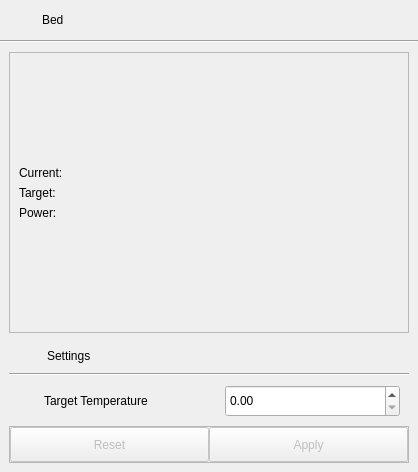
First picture: the form in pages/printer/widgets/printerbed/printerbedwidget.ui, repository DigitalArtifex/Flo, before the edit.
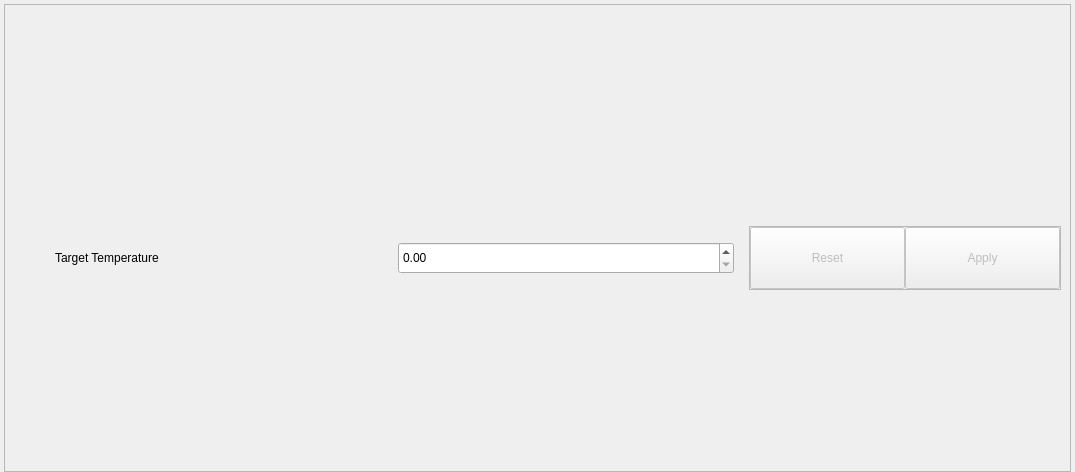
Second picture: the form after the edit.

Patch:
```diff
--- a/pages/printer/widgets/printerbed/printerbedwidget.ui
+++ b/pages/printer/widgets/printerbed/printerbedwidget.ui
@@ -6,7 +6,7 @@
    <rect>
     <x>0</x>
     <y>0</y>
-    <width>418</width>
+    <width>1075</width>
     <height>472</height>
    </rect>
   </property>
@@ -56,178 +56,351 @@
       <property name="spacing">
        <number>0</number>
       </property>
-      <item row="1" column="0">
-       <widget class="Line" name="line_9">
-        <property name="orientation">
-         <enum>Qt::Orientation::Horizontal</enum>
-        </property>
-       </widget>
-      </item>
       <item row="0" column="0">
-       <widget class="QWidget" name="titleBar" native="true">
-        <layout class="QGridLayout" name="gridLayout_9">
-         <property name="leftMargin">
-          <number>6</number>
-         </property>
-         <property name="topMargin">
-          <number>4</number>
-         </property>
-         <property name="rightMargin">
-          <number>4</number>
-         </property>
-         <property name="bottomMargin">
-          <number>4</number>
-         </property>
-         <property name="spacing">
-          <number>4</number>
-         </property>
-         <item row="0" column="0">
-          <widget class="QLabel" name="iconLabel">
-           <property name="minimumSize">
-            <size>
-             <width>32</width>
-             <height>32</height>
-            </size>
-           </property>
-           <property name="maximumSize">
-            <size>
-             <width>32</width>
-             <height>32</height>
-            </size>
-           </property>
-           <property name="text">
-            <string/>
-           </property>
-          </widget>
-         </item>
-         <item row="0" column="1">
-          <widget class="QLabel" name="label_10">
-           <property name="text">
-            <string>Bed</string>
-           </property>
-          </widget>
-         </item>
-        </layout>
-       </widget>
-      </item>
-      <item row="2" column="0">
        <widget class="QWidget" name="contentWidget" native="true">
         <layout class="QGridLayout" name="contentLayout">
+         <property name="leftMargin">
+          <number>0</number>
+         </property>
+         <property name="topMargin">
+          <number>0</number>
+         </property>
+         <property name="rightMargin">
+          <number>0</number>
+         </property>
          <property name="bottomMargin">
-          <number>9</number>
+          <number>0</number>
          </property>
-         <item row="1" column="0">
-          <widget class="QFrame" name="bedSettingsWidget">
+         <property name="spacing">
+          <number>0</number>
+         </property>
+         <item row="0" column="0" rowspan="4">
+          <widget class="QWidget" name="widget" native="true">
            <property name="sizePolicy">
-            <sizepolicy hsizetype="Expanding" vsizetype="Preferred">
+            <sizepolicy hsizetype="Preferred" vsizetype="Preferred">
              <horstretch>0</horstretch>
              <verstretch>0</verstretch>
             </sizepolicy>
            </property>
            <property name="minimumSize">
             <size>
-             <width>400</width>
+             <width>0</width>
              <height>0</height>
             </size>
            </property>
            <property name="maximumSize">
             <size>
-             <width>400</width>
+             <width>16777215</width>
              <height>16777215</height>
             </size>
            </property>
-           <layout class="QGridLayout" name="gridLayout_15">
+           <layout class="QGridLayout" name="gridLayout_2">
             <property name="leftMargin">
-             <number>0</number>
+             <number>4</number>
             </property>
             <property name="topMargin">
-             <number>0</number>
+             <number>4</number>
             </property>
             <property name="rightMargin">
-             <number>0</number>
+             <number>4</number>
             </property>
             <property name="bottomMargin">
              <number>0</number>
             </property>
             <property name="spacing">
+             <number>4</number>
+            </property>
+            <item row="0" column="0">
+             <layout class="QVBoxLayout" name="verticalLayout">
+              <property name="bottomMargin">
              <number>0</number>
             </property>
-            <item row="17" column="0" colspan="6">
-             <widget class="QFrame" name="footerFrame">
+              <item>
+               <widget class="QFrame" name="bedInfoWidget">
+                <property name="sizePolicy">
+                 <sizepolicy hsizetype="Minimum" vsizetype="Preferred">
+                  <horstretch>0</horstretch>
+                  <verstretch>0</verstretch>
+                 </sizepolicy>
+                </property>
+                <property name="minimumSize">
+                 <size>
+                  <width>0</width>
+                  <height>0</height>
+                 </size>
+                </property>
+                <property name="maximumSize">
+                 <size>
+                  <width>16777215</width>
+                  <height>16777215</height>
+                 </size>
+                </property>
+                <property name="baseSize">
+                 <size>
+                  <width>0</width>
+                  <height>0</height>
+                 </size>
+                </property>
               <property name="frameShape">
                <enum>QFrame::Shape::StyledPanel</enum>
               </property>
               <property name="frameShadow">
                <enum>QFrame::Shadow::Raised</enum>
               </property>
-              <layout class="QHBoxLayout" name="horizontalLayout">
-               <property name="spacing">
-                <number>0</number>
-               </property>
+                <layout class="QGridLayout" name="gridLayout_4">
                <property name="leftMargin">
-                <number>0</number>
+                  <number>9</number>
                </property>
                <property name="topMargin">
-                <number>0</number>
+                  <number>9</number>
                </property>
                <property name="rightMargin">
-                <number>0</number>
+                  <number>9</number>
                </property>
                <property name="bottomMargin">
-                <number>0</number>
-               </property>
-               <item>
-                <widget class="QPushButton" name="resetButton">
-                 <property name="enabled">
-                  <bool>false</bool>
+                  <number>9</number>
+                 </property>
+                 <item row="0" column="3" rowspan="3">
+                  <widget class="QWidget" name="buttonWidget" native="true">
+                   <property name="sizePolicy">
+                    <sizepolicy hsizetype="Minimum" vsizetype="Expanding">
+                     <horstretch>0</horstretch>
+                     <verstretch>0</verstretch>
+                    </sizepolicy>
                  </property>
                  <property name="minimumSize">
                   <size>
-                   <width>150</width>
-                   <height>35</height>
+                     <width>312</width>
+                     <height>0</height>
                   </size>
                  </property>
                  <property name="maximumSize">
                   <size>
-                   <width>16777215</width>
-                   <height>35</height>
-                  </size>
-                 </property>
-                 <property name="text">
-                  <string>Reset</string>
-                 </property>
-                </widget>
-               </item>
-               <item>
-                <widget class="QPushButton" name="applyButton">
-                 <property name="enabled">
-                  <bool>false</bool>
-                 </property>
-                 <property name="minimumSize">
-                  <size>
-                   <width>150</width>
-                   <height>35</height>
-                  </size>
-                 </property>
-                 <property name="maximumSize">
-                  <size>
-                   <width>16777215</width>
-                   <height>35</height>
-                  </size>
-                 </property>
-                 <property name="text">
-                  <string>Apply</string>
-                 </property>
-                </widget>
-               </item>
+                     <width>312</width>
+                     <height>16777215</height>
+                    </size>
+                   </property>
+                   <layout class="QGridLayout" name="gridLayout_3">
+                    <property name="leftMargin">
+                     <number>0</number>
+                    </property>
+                    <property name="topMargin">
+                     <number>0</number>
+                    </property>
+                    <property name="rightMargin">
+                     <number>0</number>
+                    </property>
+                    <property name="bottomMargin">
+                     <number>0</number>
+                    </property>
               </layout>
              </widget>
             </item>
-            <item row="16" column="0" colspan="6">
-             <widget class="QWidget" name="widget_5" native="true">
-              <layout class="QGridLayout" name="gridLayout_11">
+                 <item row="0" column="2" rowspan="3">
+                  <widget class="QWidget" name="widget_3" native="true">
+                   <property name="sizePolicy">
+                    <sizepolicy hsizetype="Preferred" vsizetype="Expanding">
+                     <horstretch>0</horstretch>
+                     <verstretch>0</verstretch>
+                    </sizepolicy>
+                   </property>
+                   <layout class="QGridLayout" name="gridLayout_5">
+                    <property name="leftMargin">
+                     <number>0</number>
+                    </property>
+                    <property name="topMargin">
+                     <number>0</number>
+                    </property>
+                    <property name="rightMargin">
+                     <number>0</number>
+                    </property>
+                    <property name="bottomMargin">
+                     <number>0</number>
+                    </property>
                <item row="1" column="0">
+                     <widget class="QWidget" name="healthWidget" native="true">
+                      <property name="minimumSize">
+                       <size>
+                        <width>100</width>
+                        <height>100</height>
+                       </size>
+                      </property>
+                      <property name="maximumSize">
+                       <size>
+                        <width>100</width>
+                        <height>100</height>
+                       </size>
+                      </property>
+                      <layout class="QGridLayout" name="gridLayout_9">
+                       <property name="leftMargin">
+                        <number>4</number>
+                       </property>
+                       <property name="topMargin">
+                        <number>4</number>
+                       </property>
+                       <property name="rightMargin">
+                        <number>4</number>
+                       </property>
+                       <property name="bottomMargin">
+                        <number>4</number>
+                       </property>
+                      </layout>
+                     </widget>
+                    </item>
+                    <item row="0" column="0">
+                     <widget class="QWidget" name="powerWidget" native="true">
+                      <property name="minimumSize">
+                       <size>
+                        <width>100</width>
+                        <height>100</height>
+                       </size>
+                      </property>
+                      <property name="maximumSize">
+                       <size>
+                        <width>100</width>
+                        <height>100</height>
+                       </size>
+                      </property>
+                      <layout class="QGridLayout" name="gridLayout_7">
+                       <property name="leftMargin">
+                        <number>4</number>
+                       </property>
+                       <property name="topMargin">
+                        <number>4</number>
+                       </property>
+                       <property name="rightMargin">
+                        <number>4</number>
+                       </property>
+                       <property name="bottomMargin">
+                        <number>4</number>
+                       </property>
+                       <item row="0" column="0">
+                        <layout class="QVBoxLayout" name="powerLayout"/>
+                       </item>
+                      </layout>
+                     </widget>
+                    </item>
+                    <item row="0" column="2" rowspan="2">
+                     <widget class="QWidget" name="infoWidget" native="true">
+                      <property name="sizePolicy">
+                       <sizepolicy hsizetype="Expanding" vsizetype="Preferred">
+                        <horstretch>0</horstretch>
+                        <verstretch>0</verstretch>
+                       </sizepolicy>
+                      </property>
+                      <layout class="QGridLayout" name="gridLayout">
+                       <property name="leftMargin">
+                        <number>0</number>
+                       </property>
+                       <property name="topMargin">
+                        <number>0</number>
+                       </property>
+                       <property name="rightMargin">
+                        <number>0</number>
+                       </property>
+                       <property name="bottomMargin">
+                        <number>0</number>
+                       </property>
+                       <property name="spacing">
+                        <number>0</number>
+                       </property>
+                      </layout>
+                     </widget>
+                    </item>
+                   </layout>
+                  </widget>
+                 </item>
+                 <item row="0" column="1" rowspan="3">
+                  <widget class="QWidget" name="widget_6" native="true">
+                   <property name="sizePolicy">
+                    <sizepolicy hsizetype="Preferred" vsizetype="Expanding">
+                     <horstretch>0</horstretch>
+                     <verstretch>0</verstretch>
+                    </sizepolicy>
+                   </property>
+                   <property name="minimumSize">
+                    <size>
+                     <width>200</width>
+                     <height>200</height>
+                    </size>
+                   </property>
+                   <layout class="QGridLayout" name="gridLayout_8">
+                    <property name="leftMargin">
+                     <number>0</number>
+                    </property>
+                    <property name="topMargin">
+                     <number>0</number>
+                    </property>
+                    <property name="rightMargin">
+                     <number>0</number>
+                    </property>
+                    <property name="bottomMargin">
+                     <number>0</number>
+                    </property>
+                    <item row="0" column="0">
+                     <layout class="QVBoxLayout" name="bedLayout"/>
+                    </item>
+                   </layout>
+                  </widget>
+                 </item>
+                 <item row="4" column="0" colspan="3">
+                  <spacer name="verticalSpacer_2">
+                   <property name="orientation">
+                    <enum>Qt::Orientation::Vertical</enum>
+                   </property>
+                   <property name="sizeType">
+                    <enum>QSizePolicy::Policy::Expanding</enum>
+                   </property>
+                   <property name="sizeHint" stdset="0">
+                    <size>
+                     <width>20</width>
+                     <height>40</height>
+                    </size>
+                   </property>
+                  </spacer>
+                 </item>
+                 <item row="3" column="1" colspan="2">
+                  <widget class="QWidget" name="targetTempWidget" native="true">
+                   <property name="sizePolicy">
+                    <sizepolicy hsizetype="Preferred" vsizetype="Minimum">
+                     <horstretch>0</horstretch>
+                     <verstretch>0</verstretch>
+                    </sizepolicy>
+                   </property>
+                   <property name="minimumSize">
+                    <size>
+                     <width>0</width>
+                     <height>64</height>
+                    </size>
+                   </property>
+                   <property name="maximumSize">
+                    <size>
+                     <width>16777215</width>
+                     <height>64</height>
+                    </size>
+                   </property>
+                   <layout class="QGridLayout" name="gridLayout_6">
+                    <item row="0" column="1">
+                     <widget class="QLabel" name="label_22">
+                      <property name="sizePolicy">
+                       <sizepolicy hsizetype="Preferred" vsizetype="Minimum">
+                        <horstretch>0</horstretch>
+                        <verstretch>0</verstretch>
+                       </sizepolicy>
+                      </property>
+                      <property name="text">
+                       <string>Target Temperature</string>
+                      </property>
+                     </widget>
+                    </item>
+                    <item row="0" column="0">
                 <widget class="QLabel" name="targetTemperatureIconLabel">
+                      <property name="sizePolicy">
+                       <sizepolicy hsizetype="Preferred" vsizetype="Minimum">
+                        <horstretch>0</horstretch>
+                        <verstretch>0</verstretch>
+                       </sizepolicy>
+                      </property>
                  <property name="minimumSize">
                   <size>
                    <width>20</width>
@@ -245,8 +418,14 @@
                  </property>
                 </widget>
                </item>
-               <item row="1" column="2">
+                    <item row="0" column="2">
                 <widget class="QDoubleSpinBox" name="targetTempSpinBox">
+                      <property name="sizePolicy">
+                       <sizepolicy hsizetype="Minimum" vsizetype="Fixed">
+                        <horstretch>0</horstretch>
+                        <verstretch>0</verstretch>
+                       </sizepolicy>
+                      </property>
                  <property name="minimumSize">
                   <size>
                    <width>0</width>
@@ -256,9 +435,12 @@
                  <property name="maximumSize">
                   <size>
                    <width>16777215</width>
-                   <height>32</height>
-                  </size>
-                 </property>
+                        <height>16777215</height>
+                       </size>
+                      </property>
+                      <property name="accelerated">
+                       <bool>true</bool>
+                      </property>
                  <property name="maximum">
                   <double>999.990000000000009</double>
                  </property>
@@ -267,88 +449,27 @@
                  </property>
                 </widget>
                </item>
-               <item row="1" column="1">
-                <widget class="QLabel" name="label_22">
-                 <property name="text">
-                  <string>Target Temperature</string>
-                 </property>
-                </widget>
-               </item>
               </layout>
              </widget>
             </item>
-            <item row="0" column="0" colspan="6">
-             <widget class="QWidget" name="settingsTitleBar" native="true">
-              <layout class="QGridLayout" name="gridLayout_12">
-               <property name="leftMargin">
-                <number>6</number>
-               </property>
-               <property name="topMargin">
-                <number>4</number>
-               </property>
-               <property name="rightMargin">
-                <number>4</number>
-               </property>
-               <property name="bottomMargin">
-                <number>4</number>
-               </property>
-               <item row="0" column="0">
-                <widget class="QLabel" name="settingsFrameIcon">
+                 <item row="3" column="3">
+                  <widget class="QFrame" name="footerFrame">
+                   <property name="sizePolicy">
+                    <sizepolicy hsizetype="Preferred" vsizetype="Minimum">
+                     <horstretch>0</horstretch>
+                     <verstretch>0</verstretch>
+                    </sizepolicy>
+                   </property>
                  <property name="minimumSize">
                   <size>
-                   <width>26</width>
-                   <height>26</height>
+                     <width>0</width>
+                     <height>64</height>
                   </size>
                  </property>
                  <property name="maximumSize">
                   <size>
-                   <width>26</width>
-                   <height>26</height>
-                  </size>
-                 </property>
-                 <property name="text">
-                  <string/>
-                 </property>
-                </widget>
-               </item>
-               <item row="0" column="1">
-                <widget class="QLabel" name="label_26">
-                 <property name="text">
-                  <string>Settings</string>
-                 </property>
-                </widget>
-               </item>
-              </layout>
-             </widget>
-            </item>
-            <item row="1" column="0" colspan="6">
-             <widget class="Line" name="line_3">
-              <property name="orientation">
-               <enum>Qt::Orientation::Horizontal</enum>
-              </property>
-             </widget>
-            </item>
-           </layout>
-          </widget>
-         </item>
-         <item row="0" column="0">
-          <widget class="QFrame" name="bedInfoWidget">
-           <property name="minimumSize">
-            <size>
-             <width>400</width>
-             <height>0</height>
-            </size>
-           </property>
-           <property name="maximumSize">
-            <size>
-             <width>400</width>
-             <height>16777215</height>
-            </size>
-           </property>
-           <property name="baseSize">
-            <size>
-             <width>400</width>
-             <height>50</height>
+                     <width>16777215</width>
+                     <height>64</height>
             </size>
            </property>
            <property name="frameShape">
@@ -357,104 +478,73 @@
            <property name="frameShadow">
             <enum>QFrame::Shadow::Raised</enum>
            </property>
-           <layout class="QGridLayout" name="gridLayout_4">
-            <item row="1" column="0">
-             <widget class="QLabel" name="label_71">
-              <property name="sizePolicy">
-               <sizepolicy hsizetype="Minimum" vsizetype="Preferred">
-                <horstretch>0</horstretch>
-                <verstretch>0</verstretch>
-               </sizepolicy>
-              </property>
-              <property name="text">
-               <string>Current: </string>
-              </property>
-             </widget>
-            </item>
-            <item row="3" column="0">
-             <widget class="QLabel" name="label_31">
-              <property name="sizePolicy">
-               <sizepolicy hsizetype="Minimum" vsizetype="Preferred">
-                <horstretch>0</horstretch>
-                <verstretch>0</verstretch>
-               </sizepolicy>
-              </property>
-              <property name="text">
-               <string>Power:</string>
-              </property>
-             </widget>
-            </item>
-            <item row="4" column="0">
-             <spacer name="verticalSpacer">
-              <property name="orientation">
-               <enum>Qt::Orientation::Vertical</enum>
-              </property>
-              <property name="sizeType">
-               <enum>QSizePolicy::Policy::MinimumExpanding</enum>
-              </property>
-              <property name="sizeHint" stdset="0">
+                   <layout class="QHBoxLayout" name="horizontalLayout">
+                    <property name="spacing">
+                     <number>0</number>
+                    </property>
+                    <property name="leftMargin">
+                     <number>0</number>
+                    </property>
+                    <property name="topMargin">
+                     <number>0</number>
+                    </property>
+                    <property name="rightMargin">
+                     <number>0</number>
+                    </property>
+                    <property name="bottomMargin">
+                     <number>0</number>
+                    </property>
+                    <item>
+                     <widget class="QPushButton" name="resetButton">
+                      <property name="enabled">
+                       <bool>false</bool>
+                      </property>
+                      <property name="minimumSize">
                <size>
-                <width>20</width>
-                <height>0</height>
-               </size>
-              </property>
-             </spacer>
-            </item>
-            <item row="2" column="1">
-             <widget class="QLabel" name="bedTargetTempLabel">
+                        <width>150</width>
+                        <height>35</height>
+                       </size>
+                      </property>
+                      <property name="maximumSize">
+                       <size>
+                        <width>16777215</width>
+                        <height>62</height>
+                       </size>
+                      </property>
               <property name="text">
-               <string/>
+                       <string>Reset</string>
               </property>
              </widget>
             </item>
-            <item row="2" column="0">
-             <widget class="QLabel" name="label_14">
-              <property name="sizePolicy">
-               <sizepolicy hsizetype="Minimum" vsizetype="Preferred">
-                <horstretch>0</horstretch>
-                <verstretch>0</verstretch>
-               </sizepolicy>
-              </property>
-              <property name="text">
-               <string>Target:  </string>
-              </property>
-             </widget>
-            </item>
-            <item row="1" column="1">
-             <widget class="QLabel" name="bedTemperatureLabel">
-              <property name="sizePolicy">
-               <sizepolicy hsizetype="Expanding" vsizetype="Preferred">
-                <horstretch>0</horstretch>
-                <verstretch>0</verstretch>
-               </sizepolicy>
+                    <item>
+                     <widget class="QPushButton" name="applyButton">
+                      <property name="enabled">
+                       <bool>false</bool>
+                      </property>
+                      <property name="minimumSize">
+                       <size>
+                        <width>150</width>
+                        <height>35</height>
+                       </size>
+                      </property>
+                      <property name="maximumSize">
+                       <size>
+                        <width>16777215</width>
+                        <height>62</height>
+                       </size>
               </property>
               <property name="text">
-               <string/>
+                       <string>Apply</string>
               </property>
              </widget>
             </item>
-            <item row="3" column="1">
-             <widget class="QLabel" name="bedPowerLabel">
-              <property name="text">
-               <string/>
-              </property>
-             </widget>
-            </item>
-            <item row="0" column="2" rowspan="5">
-             <layout class="QVBoxLayout" name="bedLayout"/>
-            </item>
-            <item row="0" column="0">
-             <spacer name="verticalSpacer_2">
-              <property name="orientation">
-               <enum>Qt::Orientation::Vertical</enum>
-              </property>
-              <property name="sizeHint" stdset="0">
-               <size>
-                <width>20</width>
-                <height>0</height>
-               </size>
-              </property>
-             </spacer>
+                   </layout>
+                  </widget>
+                 </item>
+                </layout>
+               </widget>
+              </item>
+             </layout>
             </item>
            </layout>
           </widget>
```
Lines whose indentation alone changed are shown as unchanged.
